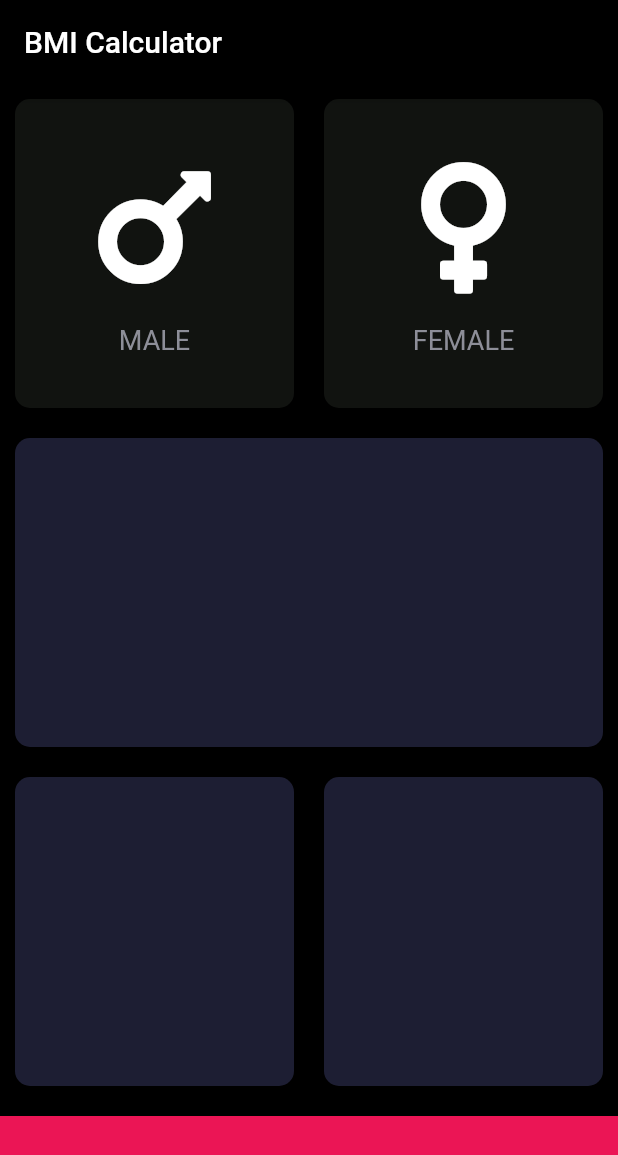
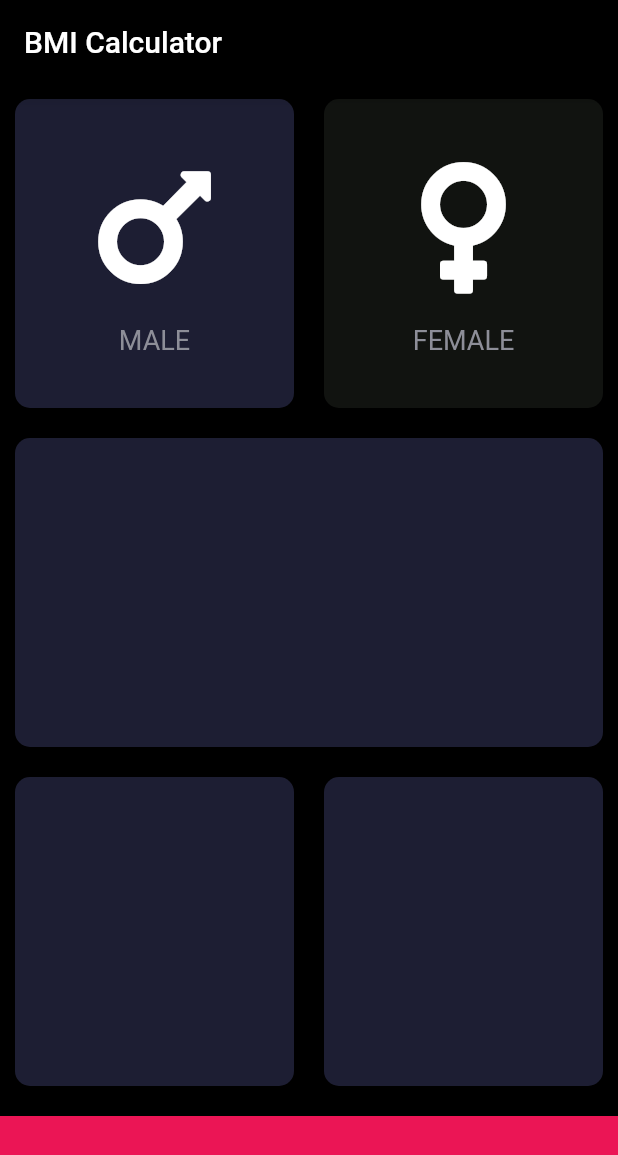
Before and after one commit to Waruna-Kaushalya/flutter_bmi_cal, a Flutter app: the screen it shows after launch, on a phone screen of 412 x 824 dp. Shown: the top 1155 px of the screen. Run offline on Flutter 3.47's test engine with Material 2 defaults, Android fonts, the phone set to English and light mode, and no system bars; our stand-ins replace font_awesome_flutter.

Commit message:
add ternery operator

```diff
--- a/lib/input_page.dart
+++ b/lib/input_page.dart
@@ -23,26 +23,7 @@ class InputPage extends StatefulWidget {
 }
 
 class _InputPageState extends State<InputPage> {
-  Color maleCardColor = inactiveCardColor;
-  Color femaleCardColor = inactiveCardColor;
-
-  void updateColor(GenderType gender) {
-    if (gender == GenderType.male) {
-      if (maleCardColor == inactiveCardColor) {
-        maleCardColor = activeCardColor;
-        femaleCardColor = inactiveCardColor;
-      } else {
-        // maleCardColor = inactiveCardColor;
-      }
-    } else {
-      if (femaleCardColor == inactiveCardColor) {
-        femaleCardColor = activeCardColor;
-        maleCardColor = inactiveCardColor;
-      } else {
-        // femaleCardColor = inactiveCardColor;
-      }
-    }
-  }
+  GenderType genderTypeVarble = GenderType.male;
 
   @override
   Widget build(BuildContext context) {
@@ -62,13 +43,13 @@ class _InputPageState extends State<InputPage> {
                     child: GestureDetector(
                       onTap: () {
                         setState(() {
-                          updateColor(
-                            GenderType.male,
-                          );
+                          genderTypeVarble = GenderType.male;
                         });
                       },
                       child: ReusebleCard(
-                        colour: maleCardColor,
+                        colour: genderTypeVarble == GenderType.male
+                            ? activeCardColor
+                            : inactiveCardColor,
                         cardChild: CardContentWidget(
                           awesomeIcone: maleIcone,
                           textContent: iconeTextMale,
@@ -80,11 +61,14 @@ class _InputPageState extends State<InputPage> {
                     child: GestureDetector(
                       onTap: () {
                         setState(() {
-                          updateColor(GenderType.female);
+                          genderTypeVarble = GenderType.female;
                         });
                       },
                       child: ReusebleCard(
-                        colour: femaleCardColor,
+                        colour: genderTypeVarble == GenderType.female
+                            ? activeCardColor
+                            : inactiveCardColor,
+
                         cardChild: CardContentWidget(
                           awesomeIcone: femaleIcone,
                           textContent: iconeTextFemale,
```
